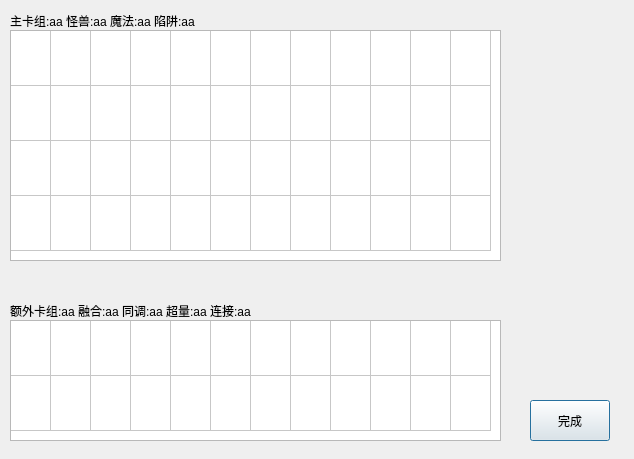
This is cardbank_preview.ui in xiaxiaoguang/QTproject as Qt 5 draws it before an edit. The edited form follows.
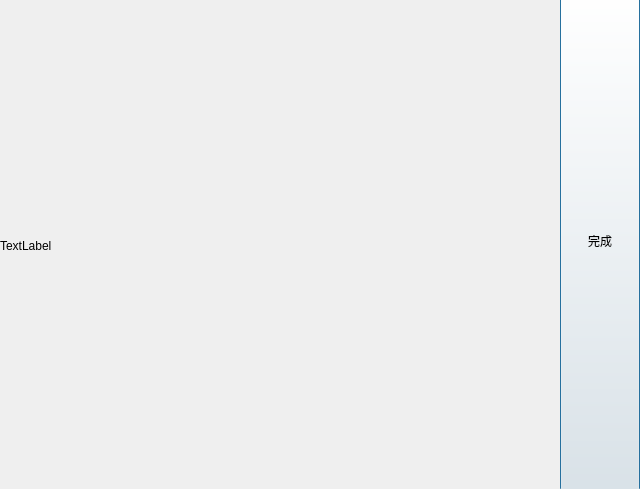
This is the edited form. Icons and pictures are not drawn.

```diff
--- a/cardbank_preview.ui
+++ b/cardbank_preview.ui
@@ -6,138 +6,42 @@
    <rect>
     <x>0</x>
     <y>0</y>
-    <width>634</width>
-    <height>459</height>
+    <width>640</width>
+    <height>489</height>
    </rect>
   </property>
   <property name="windowTitle">
    <string>Dialog</string>
   </property>
-  <widget class="QLabel" name="label">
-   <property name="geometry">
-    <rect>
-     <x>10</x>
-     <y>10</y>
-     <width>211</width>
-     <height>21</height>
-    </rect>
-   </property>
-   <property name="text">
-    <string>主卡组:aa 怪兽:aa 魔法:aa 陷阱:aa</string>
-   </property>
-  </widget>
-  <widget class="QTableWidget" name="tableWidget">
-   <property name="geometry">
-    <rect>
-     <x>10</x>
-     <y>30</y>
-     <width>491</width>
-     <height>231</height>
-    </rect>
-   </property>
-   <property name="rowCount">
-    <number>4</number>
-   </property>
-   <property name="columnCount">
-    <number>12</number>
-   </property>
-   <attribute name="horizontalHeaderVisible">
-    <bool>false</bool>
-   </attribute>
-   <attribute name="horizontalHeaderDefaultSectionSize">
-    <number>40</number>
-   </attribute>
-   <attribute name="verticalHeaderVisible">
-    <bool>false</bool>
-   </attribute>
-   <attribute name="verticalHeaderDefaultSectionSize">
-    <number>55</number>
-   </attribute>
-   <row/>
-   <row/>
-   <row/>
-   <row/>
-   <column/>
-   <column/>
-   <column/>
-   <column/>
-   <column/>
-   <column/>
-   <column/>
-   <column/>
-   <column/>
-   <column/>
-   <column/>
-   <column/>
-  </widget>
-  <widget class="QTableWidget" name="tableWidget_2">
-   <property name="geometry">
-    <rect>
-     <x>10</x>
-     <y>320</y>
-     <width>491</width>
-     <height>121</height>
-    </rect>
-   </property>
-   <property name="rowCount">
-    <number>2</number>
-   </property>
-   <property name="columnCount">
-    <number>12</number>
-   </property>
-   <attribute name="horizontalHeaderVisible">
-    <bool>false</bool>
-   </attribute>
-   <attribute name="horizontalHeaderDefaultSectionSize">
-    <number>40</number>
-   </attribute>
-   <attribute name="verticalHeaderVisible">
-    <bool>false</bool>
-   </attribute>
-   <attribute name="verticalHeaderDefaultSectionSize">
-    <number>55</number>
-   </attribute>
-   <row/>
-   <row/>
-   <column/>
-   <column/>
-   <column/>
-   <column/>
-   <column/>
-   <column/>
-   <column/>
-   <column/>
-   <column/>
-   <column/>
-   <column/>
-   <column/>
-  </widget>
-  <widget class="QLabel" name="label_2">
-   <property name="geometry">
-    <rect>
-     <x>10</x>
-     <y>300</y>
-     <width>261</width>
-     <height>21</height>
-    </rect>
-   </property>
-   <property name="text">
-    <string>额外卡组:aa 融合:aa 同调:aa 超量:aa 连接:aa</string>
-   </property>
-  </widget>
   <widget class="QPushButton" name="pushButton">
    <property name="geometry">
     <rect>
-     <x>530</x>
-     <y>400</y>
+     <x>560</x>
+     <y>-10</y>
      <width>80</width>
-     <height>41</height>
+     <height>501</height>
     </rect>
    </property>
    <property name="text">
     <string>完成</string>
    </property>
   </widget>
+  <widget class="QLabel" name="label">
+   <property name="geometry">
+    <rect>
+     <x>0</x>
+     <y>0</y>
+     <width>561</width>
+     <height>491</height>
+    </rect>
+   </property>
+   <property name="styleSheet">
+    <string notr="true">background-image: url(:/card/230504闪刀姬.jpg)</string>
+   </property>
+   <property name="text">
+    <string>TextLabel</string>
+   </property>
+  </widget>
  </widget>
  <resources/>
  <connections/>
```
